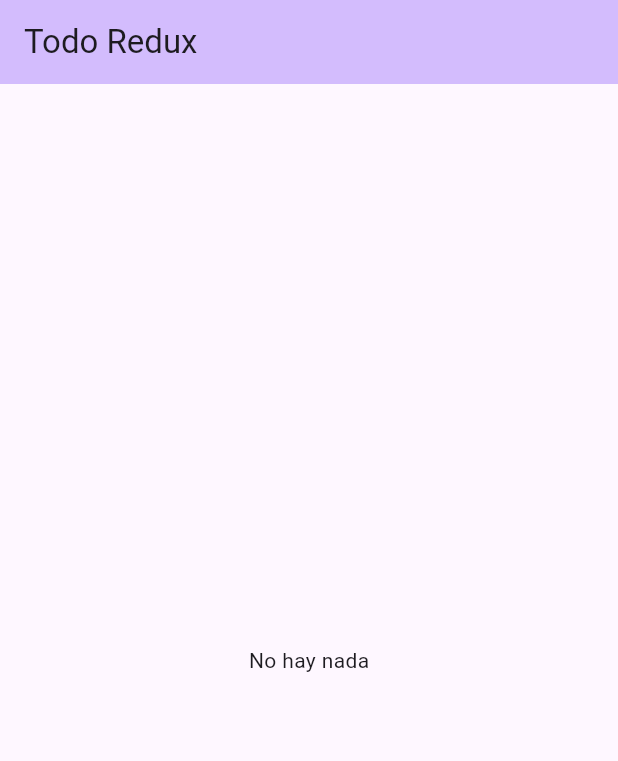
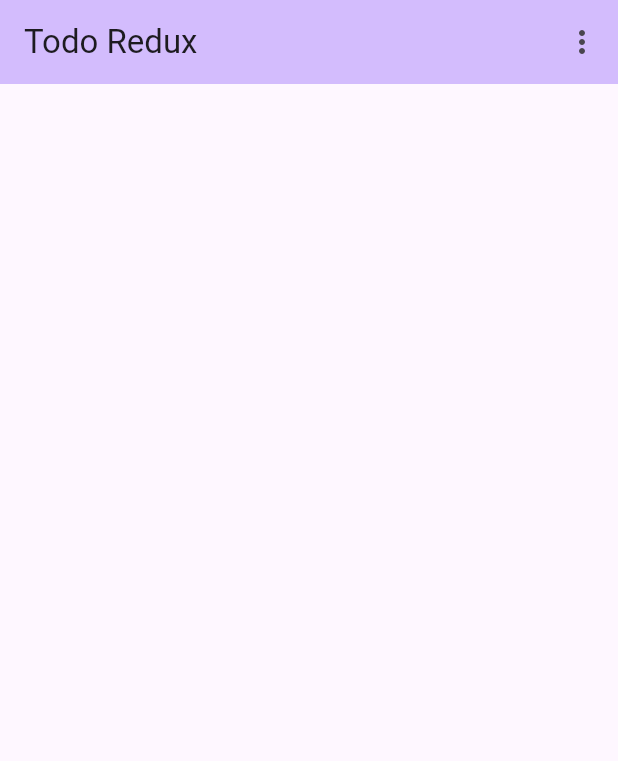
Before and after one commit to JairoCruz/flutter_redux_todo, a Flutter app: the screen it shows after launch, on a phone screen of 412 x 824 dp. Shown: the top 761 px of the screen. Run offline on Flutter 3.47's test engine with Material 2 defaults, Android fonts, the phone set to English and light mode, and no system bars; our stand-ins replace flutter_redux, redux; missing offline and left inert: dart:js_util.

Commit message:
filter work fine

```diff
--- a/lib/main.dart
+++ b/lib/main.dart
@@ -1,3 +1,6 @@
+import 'dart:js_util';
+
+import 'package:collection/collection.dart';
 import 'package:flutter/material.dart';
 import 'package:flutter_redux/flutter_redux.dart';
 import 'package:redux/redux.dart';
@@ -30,7 +33,14 @@ class DeleteTodoAction {
   DeleteTodoAction(this.index);
 }
 
+class SetVisibilityFilterAction {
+  final VisibilityFilter filter;
+  SetVisibilityFilterAction(this.filter);
+}
+
 enum VisibilityFilter { showAll, showActive, showCompleted }
+
+//enum Filter { show, active, completed }
 
 class AppState {
   List<Todo> todos;
@@ -48,22 +58,35 @@ class AppState {
   }
 }
 
+///////
+typedef SetVisibilityFilterFunction = void Function(VisibilityFilter filter);
+
+typedef TodoTapFunction = void Function(int id);
+
+typedef void TodoTapDelete(int id);
+
+
 AppState todosReducer(AppState state, action) {
+
   if (action is AddTodoAction) {
     return AppState(
         todos: List.from(state.todos)..add(action.todo),
         visibilityFilter: state.visibilityFilter);
   } else if (action is UpdateCompleteTodoAction) {
-    //
+
     var newItem = state.todos[action.index];
     newItem.completed = !newItem.completed;
 
     return state.copywith(todos: state.todos);
   } else if (action is DeleteTodoAction) {
-    print('antes de ${state.todos.length}');
     state.todos.removeAt(action.index);
-    print('despues de ${state.todos.length}');
     return state.copywith(todos: state.todos);
+  } else if (action is SetVisibilityFilterAction) {
+    return AppState(
+      todos: state.todos,
+      visibilityFilter: action.filter
+    );
+
   } else {
     return state;
   }
@@ -91,6 +114,162 @@ class TodoItem extends StatelessWidget {
   }
 }
 
+
+// ViewModel ListTodo
+class _ViewModel {
+
+  final List<Todo> todos;
+  final TodoTapFunction onTodoTap;
+  final TodoTapDelete onTodoTapDelete;
+
+  _ViewModel({
+    required this.todos,
+    required this.onTodoTap,
+    required this.onTodoTapDelete
+  });
+
+  @override
+  bool operator ==(Object other) =>
+    identical(this, other) || other is _ViewModel &&
+      runtimeType == other.runtimeType &&
+      const ListEquality<Todo>().equals(todos, other.todos);
+
+
+  @override
+  int get hashCode => todos.hashCode;
+
+}
+
+// ViewModel FilterList
+class _ViewModelLC {
+
+
+  final SetVisibilityFilterFunction fill;
+
+  _ViewModelLC({
+    required this.fill
+  });
+
+
+   @override
+  bool operator ==(Object other);
+
+  @override
+  int get hashCode;
+}
+
+
+// Widget checkbox
+class FilterLink extends StatelessWidget {
+
+  const FilterLink({super.key});
+
+  @override
+  Widget build(BuildContext context) {
+    return StoreConnector<AppState, _ViewModelLC>(
+      converter: (store) => _ViewModelLC(
+        fill: (f) => store.dispatch(SetVisibilityFilterAction(f))),
+      builder: (context, viewModel){
+        return PopupMenuButton<VisibilityFilter>(
+          initialValue: VisibilityFilter.showAll,
+          onSelected: (VisibilityFilter filter) {
+            viewModel.fill(filter);
+          },
+          itemBuilder: (context) => <PopupMenuEntry<VisibilityFilter>>[
+            const PopupMenuItem<VisibilityFilter>(
+              value: VisibilityFilter.showAll,
+              child: Text('All'),
+            ),
+            const PopupMenuItem(
+              value: VisibilityFilter.showActive,
+              child: Text('Active'),
+              ),
+            const PopupMenuItem(
+              value: VisibilityFilter.showCompleted,
+              child: Text('Completos')
+              )
+          ],
+        );
+      });
+  }
+
+}
+
+
+// Lista de todos With ViewModel
+
+class VisibleTodoList extends StatelessWidget {
+
+  List<Todo> _getVisibleTodos(List<Todo> todos, VisibilityFilter filter) {
+    print('antes de switch: $filter');
+    switch (filter) {
+      case VisibilityFilter.showAll:
+        return todos;
+      case VisibilityFilter.showCompleted:
+        return todos.where((todo) => todo.completed == true).toList();
+      case VisibilityFilter.showActive:
+        return todos.where((todo) => todo.completed == false).toList();
+      default:
+        return <Todo>[];
+    }
+  }
+
+
+
+  @override
+  Widget build(BuildContext context) {
+    return StoreConnector<AppState, _ViewModel>(
+      //distinct: true,
+      converter: (store) => _ViewModel(
+        todos: _getVisibleTodos(store.state.todos, store.state.visibilityFilter),
+        onTodoTap: (id) => store.dispatch(UpdateCompleteTodoAction(id)),
+        onTodoTapDelete: (id) => store.dispatch(DeleteTodoAction(id)),
+        ),
+      builder: (context, viewModel) {
+        return ListView.builder(
+          itemCount: viewModel.todos.length,
+          itemBuilder: (context, index){
+            return  Dismissible(
+              onDismissed: (direction) {
+                viewModel.onTodoTapDelete(index);
+              },
+              background: Container(
+                alignment: Alignment.centerRight,
+                padding: const EdgeInsets.all(14),
+                color: Colors.red,
+                child: const Icon(Icons.delete, color: Colors.white),
+              ),
+              key: Key(viewModel.todos[index].task),
+              child: Card(
+                child: ListTile(
+                title: Text(viewModel.todos[index].task),
+                trailing: Checkbox(
+                  value: viewModel.todos[index].completed,
+                  onChanged: (value){
+                    print('de: $index');
+                    viewModel.onTodoTap(index);
+                  },
+                ),
+                ),
+              )
+              )
+            ;
+          }
+          );
+      }
+
+      );
+  }
+
+}
+
+
+
+
+
+
+
+
 class MyApp extends StatelessWidget {
   const MyApp({super.key, required this.store});
   final Store<AppState> store;
@@ -100,6 +279,7 @@ class MyApp extends StatelessWidget {
     return StoreProvider<AppState>(
         store: store,
         child: MaterialApp(
+          debugShowCheckedModeBanner: false,
           title: 'Flutter Demo',
           theme: ThemeData(
             colorScheme: ColorScheme.fromSeed(seedColor: Colors.deepPurple),
@@ -123,13 +303,53 @@ class MyHomePage extends StatelessWidget {
 
   MyHomePage({super.key, required this.title, required this.store});
 
+  //Filter? selectedFilter;
+
   @override
   Widget build(BuildContext context) {
     return Scaffold(
       appBar: AppBar(
           backgroundColor: Theme.of(context).colorScheme.inversePrimary,
-          title: const Text('Todo Redux')),
-      body: StoreConnector<AppState, List<Todo>>(
+          title: const Text('Todo Redux'),
+          actions: [
+            FilterLink(),
+           /*  StoreConnector<AppState, VoidCallback>(
+              converter: (store) {
+                return () => store.dispatch(VisibilityFilter);
+              } ,
+              builder: (context, callback) {
+                return
+                PopupMenuButton<Filter>(
+              initialValue: selectedFilter,
+              onSelected: (Filter item){
+                if (item == Filter.completed){
+                  callback();
+                  print('value:  $item');
+                }
+
+              },
+              itemBuilder: (context) => <PopupMenuEntry<Filter>>[
+                const PopupMenuItem<Filter>(
+                  value: Filter.show,
+                  child: Text('All'),
+                  ),
+                const PopupMenuItem<Filter>(
+                  value: Filter.active,
+                  child: Text('Active'),
+                ),
+                const PopupMenuItem<Filter>(
+                  value: Filter.completed,
+                  child: Text('Completed'),
+                ),
+              ],
+            );
+              },
+              ), */
+          ],
+          ),
+      body:
+      VisibleTodoList(),
+      /* StoreConnector<AppState, List<Todo>>(
         converter: (store) => store.state.todos.toList(),
         builder: (context, todos) {
           if (todos.isEmpty) {
@@ -206,7 +426,7 @@ class MyHomePage extends StatelessWidget {
             );
           }
         },
-      ),
+      ), */
       floatingActionButton: StoreConnector<AppState, VoidCallback>(
         converter: (store) {
           return () {
```
